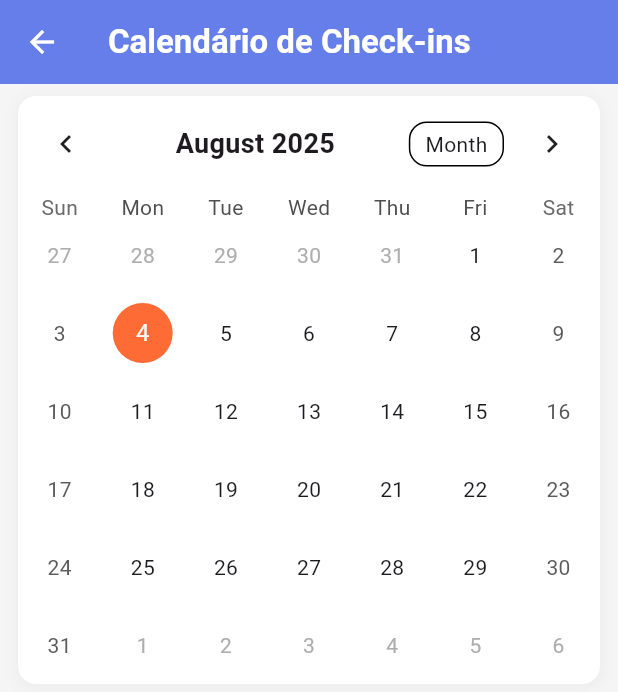
After one commit to ZikaDaZarteS/fitapp, a Flutter app: the screen it shows once a user with an empty profile is signed in, item 4 of the bottom bar chosen, scrolled down 328 dp, after a tap on "Calendário de Check-ins", on a phone screen of 412 x 824 dp. The commit adds this screen. Shown: the top 692 px of the screen. Run offline on Flutter 3.47's test engine with Material 3 defaults, Android fonts, the phone set to English and light mode, and no system bars; drawn by our look-alikes of table_calendar; our stand-ins replace cloud_firestore, firebase_auth, firebase_core, firebase_storage, flutter_svg, google_sign_in and 3 more; accounts and stored records are empty.

Commit message:
calendario incluido e mobile-firts nas telas

```diff
--- /dev/null
+++ b/lib/screens/calendar_screen.dart
@@ -0,0 +1,294 @@
+import 'package:flutter/material.dart';
+import 'package:table_calendar/table_calendar.dart';
+import 'package:fitapp/db/database_helper.dart';
+import 'package:fitapp/models/checkin.dart';
+import 'package:shared_preferences/shared_preferences.dart';
+import 'package:flutter/foundation.dart';
+import 'dart:io';
+
+class CalendarScreen extends StatefulWidget {
+  const CalendarScreen({super.key});
+
+  @override
+  State<CalendarScreen> createState() => _CalendarScreenState();
+}
+
+class _CalendarScreenState extends State<CalendarScreen> {
+  CalendarFormat _calendarFormat = CalendarFormat.month;
+  DateTime _focusedDay = DateTime.now();
+  DateTime? _selectedDay;
+  Map<DateTime, List<Checkin>> _events = {};
+  String? _currentUserId;
+
+  @override
+  void initState() {
+    super.initState();
+    _loadUserId();
+  }
+
+  Future<void> _loadUserId() async {
+    final prefs = await SharedPreferences.getInstance();
+    final userId = prefs.getString('user_id');
+    setState(() {
+      _currentUserId = userId;
+    });
+    if (userId != null) {
+      _loadCheckins();
+    }
+  }
+
+  Future<void> _loadCheckins() async {
+    if (_currentUserId == null) return;
+
+    try {
+      final db = DatabaseHelper();
+      final checkins = await db.getCheckins(_currentUserId!);
+
+      final events = <DateTime, List<Checkin>>{};
+      for (final checkin in checkins) {
+        final date = DateTime(
+          checkin.timestamp.year,
+          checkin.timestamp.month,
+          checkin.timestamp.day,
+        );
+        if (events[date] == null) events[date] = [];
+        events[date]!.add(checkin);
+      }
+
+      setState(() {
+        _events = events;
+      });
+    } catch (e) {
+      debugPrint('Erro ao carregar checkins: $e');
+    }
+  }
+
+  List<Checkin> _getEventsForDay(DateTime day) {
+    return _events[day] ?? [];
+  }
+
+  @override
+  Widget build(BuildContext context) {
+    return Scaffold(
+      backgroundColor: const Color(0xFFF5F5F5),
+      appBar: AppBar(
+        title: const Text(
+          'Calendário de Check-ins',
+          style: TextStyle(color: Colors.white, fontWeight: FontWeight.bold),
+        ),
+        backgroundColor: const Color(0xFF667eea),
+        elevation: 0,
+        iconTheme: const IconThemeData(color: Colors.white),
+      ),
+      body: Column(
+        children: [
+          // Calendário
+          Container(
+            margin: const EdgeInsets.symmetric(horizontal: 12, vertical: 8),
+            decoration: BoxDecoration(
+              color: Colors.white,
+              borderRadius: BorderRadius.circular(12),
+              boxShadow: [
+                BoxShadow(
+                  color: Colors.grey.withValues(alpha: 0.1),
+                  spreadRadius: 1,
+                  blurRadius: 8,
+                  offset: const Offset(0, 2),
+                ),
+              ],
+            ),
+            child: TableCalendar(
+              firstDay: DateTime.utc(2020, 1, 1),
+              lastDay: DateTime.utc(2030, 12, 31),
+              focusedDay: _focusedDay,
+              calendarFormat: _calendarFormat,
+              selectedDayPredicate: (day) {
+                return isSameDay(_selectedDay, day);
+              },
+              eventLoader: _getEventsForDay,
+              onDaySelected: (selectedDay, focusedDay) {
+                setState(() {
+                  _selectedDay = selectedDay;
+                  _focusedDay = focusedDay;
+                });
+              },
+              onFormatChanged: (format) {
+                setState(() {
+                  _calendarFormat = format;
+                });
+              },
+              onPageChanged: (focusedDay) {
+                _focusedDay = focusedDay;
+              },
+              calendarStyle: const CalendarStyle(
+                selectedDecoration: BoxDecoration(
+                  color: Color(0xFF667eea),
+                  shape: BoxShape.circle,
+                ),
+                todayDecoration: BoxDecoration(
+                  color: Color(0xFFFF6B35),
+                  shape: BoxShape.circle,
+                ),
+                markerDecoration: BoxDecoration(
+                  color: Colors.green,
+                  shape: BoxShape.circle,
+                ),
+                markersMaxCount: 3,
+              ),
+              headerStyle: const HeaderStyle(
+                formatButtonVisible: true,
+                titleCentered: true,
+                formatButtonShowsNext: false,
+                titleTextStyle: TextStyle(
+                  fontSize: 18,
+                  fontWeight: FontWeight.bold,
+                ),
+              ),
+            ),
+          ),
+
+          // Lista de checkins do dia selecionado
+          if (_selectedDay != null) ...[
+            Container(
+              margin: const EdgeInsets.symmetric(horizontal: 16),
+              child: Row(
+                children: [
+                  const Icon(Icons.event, color: Color(0xFF667eea)),
+                  const SizedBox(width: 8),
+                  Text(
+                    'Check-ins de ${_selectedDay!.day}/${_selectedDay!.month}/${_selectedDay!.year}',
+                    style: const TextStyle(
+                      fontSize: 18,
+                      fontWeight: FontWeight.bold,
+                    ),
+                  ),
+                ],
+              ),
+            ),
+            const SizedBox(height: 16),
+            Expanded(child: _buildCheckinsList()),
+          ],
+        ],
+      ),
+    );
+  }
+
+  Widget _buildCheckinsList() {
+    final dayCheckins = _getEventsForDay(_selectedDay!);
+
+    if (dayCheckins.isEmpty) {
+      return Center(
+        child: Column(
+          mainAxisAlignment: MainAxisAlignment.center,
+          children: [
+            Icon(Icons.event_busy, size: 64, color: Colors.grey[400]),
+            const SizedBox(height: 16),
+            Text(
+              'Nenhum check-in neste dia',
+              style: TextStyle(
+                fontSize: 18,
+                color: Colors.grey[600],
+                fontWeight: FontWeight.w500,
+              ),
+            ),
+          ],
+        ),
+      );
+    }
+
+    return ListView.builder(
+      padding: const EdgeInsets.symmetric(horizontal: 16),
+      itemCount: dayCheckins.length,
+      itemBuilder: (context, index) {
+        final checkin = dayCheckins[index];
+        return Card(
+          margin: const EdgeInsets.only(bottom: 12),
+          elevation: 2,
+          shape: RoundedRectangleBorder(
+            borderRadius: BorderRadius.circular(12),
+          ),
+          child: Padding(
+            padding: const EdgeInsets.all(16),
+            child: Column(
+              crossAxisAlignment: CrossAxisAlignment.start,
+              children: [
+                Row(
+                  children: [
+                    Icon(
+                      Icons.check_circle,
+                      color: Colors.green[600],
+                      size: 20,
+                    ),
+                    const SizedBox(width: 8),
+                    Text(
+                      'Check-in realizado',
+                      style: TextStyle(
+                        color: Colors.green[600],
+                        fontWeight: FontWeight.bold,
+                      ),
+                    ),
+                    const Spacer(),
+                    Text(
+                      '${checkin.timestamp.hour.toString().padLeft(2, '0')}:${checkin.timestamp.minute.toString().padLeft(2, '0')}',
+                      style: TextStyle(color: Colors.grey[600], fontSize: 12),
+                    ),
+                  ],
+                ),
+                if (checkin.note.isNotEmpty) ...[
+                  const SizedBox(height: 12),
+                  Text(
+                    checkin.note,
+                    style: const TextStyle(fontSize: 16, height: 1.4),
+                  ),
+                ],
+                if (checkin.imagePath != null) ...[
+                  const SizedBox(height: 12),
+                  Container(
+                    width: double.infinity,
+                    height: 200,
+                    decoration: BoxDecoration(
+                      borderRadius: BorderRadius.circular(8),
+                      border: Border.all(color: Colors.grey[300]!),
+                    ),
+                    child: ClipRRect(
+                      borderRadius: BorderRadius.circular(8),
+                      child: kIsWeb
+                          ? Image.network(
+                              checkin.imagePath!,
+                              fit: BoxFit.cover,
+                              errorBuilder: (context, error, stackTrace) {
+                                return Container(
+                                  color: Colors.grey[200],
+                                  child: const Icon(
+                                    Icons.image_not_supported,
+                                    color: Colors.grey,
+                                    size: 48,
+                                  ),
+                                );
+                              },
+                            )
+                          : Image.file(
+                              File(checkin.imagePath!),
+                              fit: BoxFit.cover,
+                              errorBuilder: (context, error, stackTrace) {
+                                return Container(
+                                  color: Colors.grey[200],
+                                  child: const Icon(
+                                    Icons.image_not_supported,
+                                    color: Colors.grey,
+                                    size: 48,
+                                  ),
+                                );
+                              },
+                            ),
+                    ),
+                  ),
+                ],
+              ],
+            ),
+          ),
+        );
+      },
+    );
+  }
+}
--- a/lib/screens/dashboard_screen.dart
+++ b/lib/screens/dashboard_screen.dart
@@ -1,16 +1,10 @@
 import 'package:flutter/material.dart';
-import 'package:firebase_auth/firebase_auth.dart';
 import '../models/checkin.dart';
 import '../models/rat_evolution.dart';
 import 'clubs_screen.dart';
 import 'scoring_mode_screen.dart';
 import 'rat_evolution_screen.dart';
 import 'checkin_screen.dart';
-import 'user_form.dart';
-import 'progress_report_screen.dart';
-import 'subscription_screen.dart';
-import 'smartwatch_integration_screen.dart';
-import 'start_screen.dart';
 
 class DashboardScreen extends StatefulWidget {
   const DashboardScreen({super.key});
@@ -69,12 +63,9 @@ class _DashboardScreenState extends State<DashboardScreen> {
           : RefreshIndicator(
               onRefresh: _loadDashboardData,
               child: SingleChildScrollView(
-                padding: const EdgeInsets.only(
-                  left: 20.0,
-                  right: 20.0,
-                  top: 20.0,
-                  bottom:
-                      100.0, // Adicionar padding inferior para evitar overflow
+                padding: const EdgeInsets.symmetric(
+                  horizontal: 16.0,
+                  vertical: 16.0,
                 ),
                 child: Column(
                   crossAxisAlignment: CrossAxisAlignment.start,
@@ -296,7 +287,11 @@ class _DashboardScreenState extends State<DashboardScreen> {
                           color: Colors.grey.withValues(alpha: 0.3),
                           borderRadius: BorderRadius.circular(40),
                         ),
-                        child: Icon(Icons.error, color: Colors.grey, size: 30),
+                        child: const Icon(
+                          Icons.error,
+                          color: Colors.grey,
+                          size: 30,
+                        ),
                       );
                     },
                   ),
@@ -428,33 +423,36 @@ class _DashboardScreenState extends State<DashboardScreen> {
           ],
         ),
         child: Padding(
-          padding: const EdgeInsets.all(20),
+          padding: const EdgeInsets.all(16),
           child: Column(
             mainAxisAlignment: MainAxisAlignment.center,
+            mainAxisSize: MainAxisSize.min,
             children: [
               Container(
-                width: 50,
-                height: 50,
+                width: 40,
+                height: 40,
                 decoration: BoxDecoration(
                   color: color.withValues(alpha: 0.1),
-                  borderRadius: BorderRadius.circular(12),
+                  borderRadius: BorderRadius.circular(10),
                 ),
-                child: Icon(icon, color: color, size: 24),
+                child: Icon(icon, color: color, size: 20),
               ),
-              const SizedBox(height: 16),
+              const SizedBox(height: 8),
               Text(
                 title,
                 style: const TextStyle(
-                  fontSize: 16,
+                  fontSize: 14,
                   fontWeight: FontWeight.bold,
                   color: Colors.black87,
                 ),
                 textAlign: TextAlign.center,
+                maxLines: 1,
+                overflow: TextOverflow.ellipsis,
               ),
-              const SizedBox(height: 8),
+              const SizedBox(height: 4),
               Text(
                 description,
-                style: const TextStyle(fontSize: 12, color: Colors.grey),
+                style: const TextStyle(fontSize: 11, color: Colors.grey),
                 textAlign: TextAlign.center,
                 maxLines: 2,
                 overflow: TextOverflow.ellipsis,
@@ -471,6 +469,7 @@ class _DashboardScreenState extends State<DashboardScreen> {
       // Simulando inserção para demonstração
       await _loadDashboardData();
 
+      if (!mounted) return;
       ScaffoldMessenger.of(context).showSnackBar(
         SnackBar(
           content: const Text('Check-in realizado com sucesso! 🎉'),
@@ -482,6 +481,7 @@ class _DashboardScreenState extends State<DashboardScreen> {
         ),
       );
     } catch (e) {
+      if (!mounted) return;
       ScaffoldMessenger.of(context).showSnackBar(
         SnackBar(
           content: const Text('Erro ao realizar check-in'),
--- a/lib/screens/friends_screen.dart
+++ b/lib/screens/friends_screen.dart
@@ -1,7 +1,6 @@
 import 'package:flutter/material.dart';
 import 'package:firebase_auth/firebase_auth.dart';
 import 'package:fitapp/models/user.dart' as app_user;
-import 'package:fitapp/screens/ranking_screen.dart';
 
 class FriendsScreen extends StatefulWidget {
   const FriendsScreen({super.key});
--- a/lib/screens/main_menu_screen.dart
+++ b/lib/screens/main_menu_screen.dart
@@ -2,14 +2,15 @@ import 'package:flutter/material.dart';
 import 'package:fitapp/screens/dashboard_screen.dart';
 import 'package:fitapp/screens/home_screen.dart';
 import 'package:fitapp/screens/friends_screen.dart';
-import 'package:fitapp/screens/user_form.dart';
+
 import 'package:fitapp/screens/subscription_screen.dart';
 import 'package:fitapp/screens/smartwatch_integration_screen.dart';
 import 'package:fitapp/screens/progress_report_screen.dart';
 import 'package:fitapp/screens/clubs_screen.dart';
 import 'package:fitapp/screens/scoring_mode_screen.dart';
-import 'package:fitapp/screens/start_screen.dart';
+
 import 'package:fitapp/screens/rat_evolution_screen.dart';
+import 'package:fitapp/screens/calendar_screen.dart';
 import 'package:firebase_auth/firebase_auth.dart';
 import 'package:fitapp/db/database_helper.dart';
 import 'package:shared_preferences/shared_preferences.dart';
@@ -207,7 +208,7 @@ class _MoreScreenState extends State<_MoreScreen> {
             // Header com gradiente
             Container(
               width: double.infinity,
-              padding: const EdgeInsets.all(24),
+              padding: const EdgeInsets.symmetric(horizontal: 16, vertical: 20),
               decoration: const BoxDecoration(
                 gradient: LinearGradient(
                   colors: [
@@ -220,14 +221,14 @@ class _MoreScreenState extends State<_MoreScreen> {
               ),
               child: Column(
                 children: [
-                  const SizedBox(height: 40),
+                  const SizedBox(height: 20),
                   // Avatar clicável
                   GestureDetector(
                     onTap: _pickImage,
                     child: Stack(
                       children: [
                         CircleAvatar(
-                          radius: 50,
+                          radius: 40,
                           backgroundColor: Colors.white,
                           backgroundImage: _selectedImagePath != null
                               ? (kIsWeb
@@ -240,7 +241,7 @@ class _MoreScreenState extends State<_MoreScreen> {
                               ? const Text(
                                   'DA',
                                   style: TextStyle(
-                                    fontSize: 32,
+                                    fontSize: 24,
                                     fontWeight: FontWeight.bold,
                                     color: Colors.black,
                                   ),
@@ -251,35 +252,40 @@ class _MoreScreenState extends State<_MoreScreen> {
                           bottom: 0,
                           right: 0,
                           child: Container(
-                            padding: const EdgeInsets.all(4),
+                            padding: const EdgeInsets.all(3),
                             decoration: BoxDecoration(
                               color: Colors.blue,
                               shape: BoxShape.circle,
-                              border: Border.all(color: Colors.white, width: 2),
+                              border: Border.all(
+                                color: Colors.white,
+                                width: 1.5,
+                              ),
                             ),
                             child: const Icon(
                               Icons.camera_alt,
                               color: Colors.white,
-                              size: 16,
+                              size: 12,
                             ),
                           ),
                         ),
                       ],
                     ),
                   ),
-                  const SizedBox(height: 16),
+                  const SizedBox(height: 12),
                   const Text(
                     'DIEGO AMANCIO RIBEIRO',
                     style: TextStyle(
                       color: Colors.white,
-                      fontSize: 18,
+                      fontSize: 16,
                       fontWeight: FontWeight.bold,
                     ),
+                    textAlign: TextAlign.center,
                   ),
-                  const SizedBox(height: 4),
+                  const SizedBox(height: 2),
                   const Text(
                     'diegoribeiro359@gmail.com',
-                    style: TextStyle(color: Colors.white, fontSize: 14),
+                    style: TextStyle(color: Colors.white, fontSize: 12),
+                    textAlign: TextAlign.center,
                   ),
                 ],
               ),
@@ -287,7 +293,7 @@ class _MoreScreenState extends State<_MoreScreen> {
             const SizedBox(height: 24),
             // Opções em cards
             Padding(
-              padding: const EdgeInsets.symmetric(horizontal: 16),
+              padding: const EdgeInsets.symmetric(horizontal: 12),
               child: Column(
                 children: [
                   _buildOptionCard(
@@ -327,6 +333,20 @@ class _MoreScreenState extends State<_MoreScreen> {
                         context,
                         MaterialPageRoute(
                           builder: (context) => const ScoringModeScreen(),
+                        ),
+                      );
+                    },
+                  ),
+                  const SizedBox(height: 12),
+                  _buildOptionCard(
+                    icon: Icons.calendar_today,
+                    title: 'Calendário de Check-ins',
+                    description: 'Veja seus check-ins por data',
+                    onTap: () {
+                      Navigator.push(
+                        context,
+                        MaterialPageRoute(
+                          builder: (context) => const CalendarScreen(),
                         ),
                       );
                     },
@@ -442,30 +462,33 @@ class _MoreScreenState extends State<_MoreScreen> {
     required VoidCallback onTap,
   }) {
     return Card(
-      elevation: 2,
-      shape: RoundedRectangleBorder(borderRadius: BorderRadius.circular(12)),
+      elevation: 1,
+      margin: const EdgeInsets.only(bottom: 8),
+      shape: RoundedRectangleBorder(borderRadius: BorderRadius.circular(10)),
       child: ListTile(
-        contentPadding: const EdgeInsets.all(16),
+        contentPadding: const EdgeInsets.symmetric(horizontal: 12, vertical: 8),
         leading: Container(
-          padding: const EdgeInsets.all(8),
+          padding: const EdgeInsets.all(6),
           decoration: BoxDecoration(
             color: Colors.green.withValues(alpha: 0.1),
-            borderRadius: BorderRadius.circular(8),
+            borderRadius: BorderRadius.circular(6),
           ),
-          child: Icon(icon, color: Colors.green, size: 24),
+          child: Icon(icon, color: Colors.green, size: 20),
         ),
         title: Text(
           title,
-          style: const TextStyle(fontWeight: FontWeight.bold, fontSize: 16),
+          style: const TextStyle(fontWeight: FontWeight.bold, fontSize: 15),
         ),
         subtitle: Text(
           description,
-          style: TextStyle(color: Colors.grey[600], fontSize: 14),
+          style: TextStyle(color: Colors.grey[600], fontSize: 13),
+          maxLines: 2,
+          overflow: TextOverflow.ellipsis,
         ),
         trailing: const Icon(
           Icons.arrow_forward_ios,
           color: Colors.grey,
-          size: 16,
+          size: 14,
         ),
         onTap: () {
           debugPrint('🖱️ Card "$title" pressionado');
--- a/lib/screens/rat_evolution_screen.dart
+++ b/lib/screens/rat_evolution_screen.dart
@@ -481,7 +481,7 @@ class _RatEvolutionScreenState extends State<RatEvolutionScreen>
   }
 
   Widget _buildNextStages() {
-    final List<RatStage> allStages = RatStage.values;
+    const List<RatStage> allStages = RatStage.values;
     final int currentIndex = allStages.indexOf(_currentEvolution.stage);
 
     return Column(
--- a/pubspec.yaml
+++ b/pubspec.yaml
@@ -46,6 +46,9 @@ dependencies:
   # flutter_local_notifications: ^16.1.0  # Temporariamente comentado devido a problemas de compatibilidade
   intl: ^0.18.0
 
+  # Calendar
+  table_calendar: ^3.0.9
+
 dev_dependencies:
   flutter_test:
     sdk: flutter
```
Also changed, not shown: lib/screens/workout_screen.dart (+6 -2 lines), pubspec.lock.
